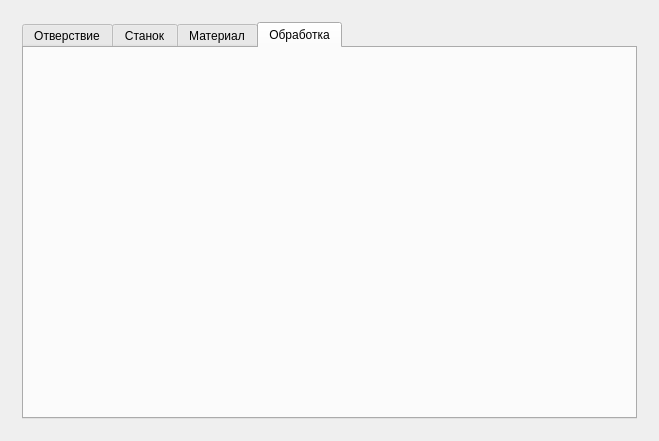
This is mainwindow.ui in tschin/diplom as Qt 5 draws it before an edit. The edited form follows.
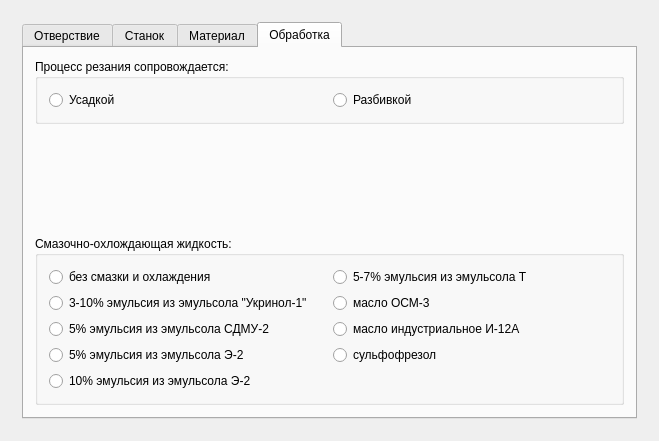
This is the edited form. The open tabs and pages were chosen to show the change.

Commit message: добавил вкладку обработки

What changed in the file:
```diff
--- a/mainwindow.ui
+++ b/mainwindow.ui
@@ -237,6 +237,111 @@
            <attribute name="title">
             <string>Обработка</string>
            </attribute>
+           <layout class="QVBoxLayout" name="verticalLayout_5">
+            <item alignment="Qt::AlignTop">
+             <widget class="QGroupBox" name="groupBox">
+              <property name="title">
+               <string>Процесс резания сопровождается:</string>
+              </property>
+              <layout class="QHBoxLayout" name="horizontalLayout_2">
+               <item>
+                <layout class="QHBoxLayout" name="horizontalLayout">
+                 <item alignment="Qt::AlignTop">
+                  <widget class="QRadioButton" name="radioButton_4">
+                   <property name="text">
+                    <string>Усадкой</string>
+                   </property>
+                  </widget>
+                 </item>
+                 <item alignment="Qt::AlignTop">
+                  <widget class="QRadioButton" name="radioButton_3">
+                   <property name="text">
+                    <string>Разбивкой</string>
+                   </property>
+                  </widget>
+                 </item>
+                </layout>
+               </item>
+              </layout>
+             </widget>
+            </item>
+            <item alignment="Qt::AlignTop">
+             <widget class="QGroupBox" name="groupBox_2">
+              <property name="title">
+               <string>Смазочно-охлождающая жидкость:</string>
+              </property>
+              <layout class="QGridLayout" name="gridLayout_5">
+               <item row="0" column="0">
+                <layout class="QGridLayout" name="gridLayout_4">
+                 <item row="1" column="0">
+                  <widget class="QRadioButton" name="radioButton_6">
+                   <property name="text">
+                    <string>3-10% эмульсия из эмульсола &quot;Укринол-1&quot;</string>
+                   </property>
+                  </widget>
+                 </item>
+                 <item row="4" column="0">
+                  <widget class="QRadioButton" name="radioButton_9">
+                   <property name="text">
+                    <string>10% эмульсия из эмульсола Э-2</string>
+                   </property>
+                  </widget>
+                 </item>
+                 <item row="2" column="0">
+                  <widget class="QRadioButton" name="radioButton_7">
+                   <property name="text">
+                    <string>5% эмульсия из эмульсола СДМУ-2</string>
+                   </property>
+                  </widget>
+                 </item>
+                 <item row="0" column="0">
+                  <widget class="QRadioButton" name="radioButton_5">
+                   <property name="text">
+                    <string>без смазки и охлаждения</string>
+                   </property>
+                  </widget>
+                 </item>
+                 <item row="3" column="0">
+                  <widget class="QRadioButton" name="radioButton_8">
+                   <property name="text">
+                    <string>5% эмульсия из эмульсола Э-2</string>
+                   </property>
+                  </widget>
+                 </item>
+                 <item row="0" column="1">
+                  <widget class="QRadioButton" name="radioButton_10">
+                   <property name="text">
+                    <string>5-7% эмульсия из эмульсола Т</string>
+                   </property>
+                  </widget>
+                 </item>
+                 <item row="1" column="1">
+                  <widget class="QRadioButton" name="radioButton_11">
+                   <property name="text">
+                    <string>масло ОСМ-3</string>
+                   </property>
+                  </widget>
+                 </item>
+                 <item row="2" column="1">
+                  <widget class="QRadioButton" name="radioButton_12">
+                   <property name="text">
+                    <string>масло индустриальное И-12А</string>
+                   </property>
+                  </widget>
+                 </item>
+                 <item row="3" column="1">
+                  <widget class="QRadioButton" name="radioButton_13">
+                   <property name="text">
+                    <string>сульфофрезол</string>
+                   </property>
+                  </widget>
+                 </item>
+                </layout>
+               </item>
+              </layout>
+             </widget>
+            </item>
+           </layout>
           </widget>
          </widget>
         </item>
```
Left out of the diff: 2 changed lines with no effect on the pictures. The commit also changes 1 other file.
